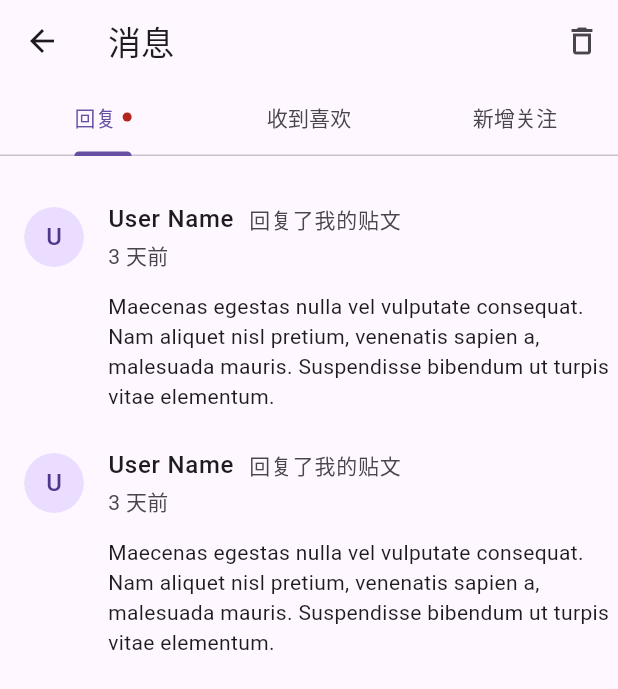
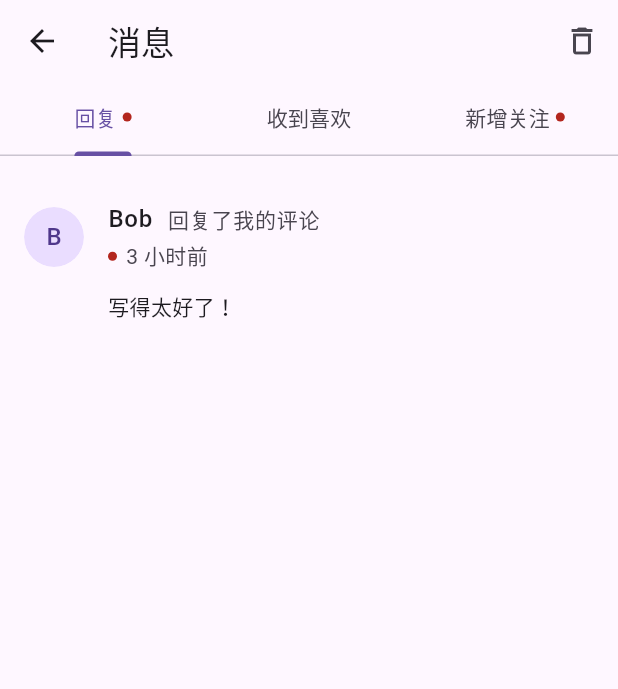
Before and after one commit to An-n-ya/TransPlatformFlutter, a Flutter app: the NotificationPage screen opened directly, on a phone screen of 412 x 824 dp. Shown: the top 689 px of the screen. Run offline on Flutter 3.47's test engine with Material 3 defaults, Android fonts, the light colour scheme and no system bars; our stand-ins replace flutter_secure_storage, image_picker; accounts and stored records are empty.

Commit message:
feat: add real data to notification page

```diff
--- /dev/null
+++ b/lib/domain/models/notification.dart
@@ -0,0 +1,38 @@
+import 'user.dart';
+
+/// Notification view object matching backend [NotificationVO].
+class AppNotification {
+  final int id;
+  final String type; // "reply", "like", "follow"
+  final String title;
+  final String? content;
+  final User fromUser;
+  final int? targetId;
+  final bool isRead;
+  final DateTime createdAt;
+
+  const AppNotification({
+    required this.id,
+    required this.type,
+    required this.title,
+    this.content,
+    required this.fromUser,
+    this.targetId,
+    this.isRead = false,
+    required this.createdAt,
+  });
+
+  factory AppNotification.fromJson(Map<String, dynamic> json) {
+    return AppNotification(
+      id: json['id'] as int,
+      type: json['type'] as String? ?? '',
+      title: json['title'] as String? ?? '',
+      content: json['content'] as String?,
+      fromUser: User.fromJson(json['fromUser'] as Map<String, dynamic>),
+      targetId: json['targetId'] as int?,
+      isRead: json['isRead'] as bool? ?? false,
+      createdAt: DateTime.tryParse(json['createdAt'] as String? ?? '') ??
+          DateTime.now(),
+    );
+  }
+}
--- a/lib/ui/notification/notification_page.dart
+++ b/lib/ui/notification/notification_page.dart
@@ -1,33 +1,12 @@
 import 'package:flutter/material.dart';
+import 'package:provider/provider.dart';
 
-import '../../domain/models/user.dart';
+import '../../data/repositories/notification/notification_repository.dart';
+import '../../domain/models/notification.dart';
+import '../../utils/result.dart';
 import '../../utils/time.dart';
 import '../posts/post_card.dart';
 import '../user/user_detail_page.dart';
-
-/// Types of notifications shown in the messages page.
-enum NotificationType { reply, like, follow }
-
-/// A notification item displayed in one of the tabs.
-class NotificationItem {
-  final int id;
-  final NotificationType type;
-  final User user;
-  final String actionText;
-  final String? content;
-  final DateTime createdAt;
-  final bool isFollowing;
-
-  const NotificationItem({
-    required this.id,
-    required this.type,
-    required this.user,
-    required this.actionText,
-    this.content,
-    required this.createdAt,
-    this.isFollowing = false,
-  });
-}
 
 /// Notifications page with tabs for replies, likes, and new followers.
 class NotificationPage extends StatelessWidget {
@@ -47,20 +26,18 @@ class NotificationPage extends StatelessWidget {
           actions: [
             IconButton(
               icon: const Icon(Icons.delete_outline),
-              onPressed: () {},
+              onPressed: () =>
+                  context.read<NotificationRepository>().markAllAsRead(),
             ),
           ],
           bottom: const _NotificationTabBar(),
         ),
-        body: const TabBarView(
-          children: [_ReplyList(), _LikeList(), _FollowList()],
-        ),
+        body: const _NotificationTabs(),
       ),
     );
   }
 }
 
-/// Custom tab bar with a badge dot on the replies tab.
 class _NotificationTabBar extends StatelessWidget
     implements PreferredSizeWidget {
   const _NotificationTabBar();
@@ -68,6 +45,27 @@ class _NotificationTabBar extends StatelessWidget
   @override
   Widget build(BuildContext context) {
     final cs = Theme.of(context).colorScheme;
+    return FutureBuilder<Result<List<AppNotification>>>(
+      future: context.read<NotificationRepository>().getNotifications(),
+      builder: (_, snapshot) {
+        final notifications = switch (snapshot.data) {
+          Ok<List<AppNotification>>(:final value) => value,
+          _ => <AppNotification>[],
+        };
+
+        final replyUnread = notifications
+            .where((n) =>
+                (n.type == 'comment' || n.type == 'reply') && !n.isRead)
+            .length;
+        final likeUnread = notifications
+            .where((n) =>
+                (n.type == 'post_like' || n.type == 'collection') &&
+                !n.isRead)
+            .length;
+        final followUnread = notifications
+            .where((n) => n.type == 'follow' && !n.isRead)
+            .length;
+
         return TabBar(
           labelColor: cs.primary,
           unselectedLabelColor: cs.onSurfaceVariant,
@@ -79,21 +77,40 @@ class _NotificationTabBar extends StatelessWidget
                 mainAxisSize: MainAxisSize.min,
                 children: [
                   const Text('回复'),
+                  if (replyUnread > 0) ...[
                     const SizedBox(width: 4),
-              Container(
-                width: 6,
-                height: 6,
-                decoration: BoxDecoration(
-                  color: cs.error,
-                  shape: BoxShape.circle,
+                    const _UnreadDot(),
+                  ],
+                ],
+              ),
+            ),
+            Tab(
+              child: Row(
+                mainAxisSize: MainAxisSize.min,
+                children: [
+                  const Text('收到喜欢'),
+                  if (likeUnread > 0) ...[
+                    const SizedBox(width: 4),
+                    const _UnreadDot(),
+                  ],
+                ],
+              ),
+            ),
+            Tab(
+              child: Row(
+                mainAxisSize: MainAxisSize.min,
+                children: [
+                  const Text('新增关注'),
+                  if (followUnread > 0) ...[
+                    const SizedBox(width: 4),
+                    const _UnreadDot(),
+                  ],
+                ],
               ),
             ),
           ],
-          ),
-        ),
-        const Tab(text: '收到喜欢'),
-        const Tab(text: '新增关注'),
-      ],
+        );
+      },
     );
   }
 
@@ -101,48 +118,96 @@ class _NotificationTabBar extends StatelessWidget
   Size get preferredSize => const Size.fromHeight(48);
 }
 
-class _ReplyList extends StatelessWidget {
-  const _ReplyList();
+/// Shared tab body that loads notifications and filters by type.
+class _NotificationTabs extends StatefulWidget {
+  const _NotificationTabs();
+
+  @override
+  State<_NotificationTabs> createState() => _NotificationTabsState();
+}
+
+class _NotificationTabsState extends State<_NotificationTabs> {
+  late Future<Result<List<AppNotification>>> _future;
+
+  @override
+  void initState() {
+    super.initState();
+    _future = context.read<NotificationRepository>().getNotifications();
+  }
 
   @override
   Widget build(BuildContext context) {
-    return ListView.builder(
-      padding: const EdgeInsets.symmetric(vertical: 12),
-      itemCount: _mockReplies.length,
-      itemBuilder: (_, i) => _NotificationTile(item: _mockReplies[i]),
+    return FutureBuilder<Result<List<AppNotification>>>(
+      future: _future,
+      builder: (_, snapshot) {
+        if (!snapshot.hasData) {
+          return const Center(child: CircularProgressIndicator());
+        }
+        return switch (snapshot.data!) {
+          Ok<List<AppNotification>>(:final value) => TabBarView(
+            children: [
+              _NotificationList(
+                notifications: value
+                    .where((n) => n.type == 'comment' || n.type == 'reply')
+                    .toList(),
+              ),
+              _NotificationList(
+                notifications: value
+                    .where(
+                      (n) => n.type == 'post_like' || n.type == 'collection',
+                    )
+                    .toList(),
+              ),
+              _NotificationList(
+                notifications: value.where((n) => n.type == 'follow').toList(),
+              ),
+            ],
+          ),
+          Error<List<AppNotification>>() => Center(
+            child: Column(
+              mainAxisSize: MainAxisSize.min,
+              children: [
+                const Icon(Icons.error_outline, size: 48, color: Colors.red),
+                const SizedBox(height: 16),
+                Text('加载失败', style: Theme.of(context).textTheme.titleMedium),
+                const SizedBox(height: 16),
+                FilledButton.tonal(
+                  onPressed: () => setState(() {
+                    _future = context
+                        .read<NotificationRepository>()
+                        .getNotifications();
+                  }),
+                  child: const Text('重试'),
+                ),
+              ],
+            ),
+          ),
+        };
+      },
     );
   }
 }
 
-class _LikeList extends StatelessWidget {
-  const _LikeList();
+class _NotificationList extends StatelessWidget {
+  final List<AppNotification> notifications;
+
+  const _NotificationList({required this.notifications});
 
   @override
   Widget build(BuildContext context) {
+    if (notifications.isEmpty) {
+      return const Center(child: Text('暂无消息'));
+    }
     return ListView.builder(
       padding: const EdgeInsets.symmetric(vertical: 12),
-      itemCount: _mockLikes.length,
-      itemBuilder: (_, i) => _NotificationTile(item: _mockLikes[i]),
+      itemCount: notifications.length,
+      itemBuilder: (_, i) => _NotificationTile(item: notifications[i]),
     );
   }
 }
 
-class _FollowList extends StatelessWidget {
-  const _FollowList();
-
-  @override
-  Widget build(BuildContext context) {
-    return ListView.builder(
-      padding: const EdgeInsets.symmetric(vertical: 12),
-      itemCount: _mockFollows.length,
-      itemBuilder: (_, i) => _NotificationTile(item: _mockFollows[i]),
-    );
-  }
-}
-
-/// Single notification row reusing [PostHeader].
 class _NotificationTile extends StatelessWidget {
-  final NotificationItem item;
+  final AppNotification item;
 
   const _NotificationTile({required this.item});
 
@@ -153,24 +218,25 @@ class _NotificationTile extends StatelessWidget {
     return Padding(
       padding: const EdgeInsets.symmetric(horizontal: 0, vertical: 6),
       child: Column(
+        crossAxisAlignment: CrossAxisAlignment.start,
         children: [
           PostHeader(
-            user: item.user,
+            user: item.fromUser,
             onAvatarTap: () => Navigator.of(context).push(
               MaterialPageRoute(
-                builder: (_) => UserDetailPage(user: item.user),
+                builder: (_) => UserDetailPage(user: item.fromUser),
               ),
             ),
             title: Row(
               children: [
                 Text(
-                  item.user.nickname,
+                  item.fromUser.nickname,
                   style: const TextStyle(fontWeight: FontWeight.w500),
                 ),
                 const SizedBox(width: 10),
                 Expanded(
                   child: Text(
-                    item.actionText,
+                    _actionText(item.type),
                     style: TextStyle(fontSize: 14, color: cs.onSurfaceVariant),
                   ),
                 ),
@@ -180,15 +246,23 @@ class _NotificationTile extends StatelessWidget {
               crossAxisAlignment: CrossAxisAlignment.start,
               children: [
                 const SizedBox(height: 2),
+                Row(
+                  children: [
+                    if (!item.isRead) ...[
+                      const Padding(
+                        padding: EdgeInsets.only(right: 6),
+                        child: _UnreadDot(),
+                      ),
+                    ],
                     Text(
                       formatRelativeTime(item.createdAt),
                       style: TextStyle(fontSize: 14, color: cs.onSurfaceVariant),
                     ),
                   ],
                 ),
-            trailing: item.type == NotificationType.follow
-                ? _FollowButton(isFollowing: item.isFollowing)
-                : null,
+              ],
+            ),
+            trailing: item.type == 'follow' ? _FollowButton() : null,
           ),
           if (item.content != null) ...[
             Padding(
@@ -203,90 +277,48 @@ class _NotificationTile extends StatelessWidget {
       ),
     );
   }
+
+  String _actionText(String type) {
+    return switch (type) {
+      'reply' => '回复了我的评论',
+      'comment' => '评论了我的贴文',
+      'post_like' => '喜欢了我的贴文',
+      'collection' => '收藏了我的贴文',
+      'follow' => '关注了我',
+      _ => type,
+    };
+  }
 }
 
-/// Follow / unfollow button used in the new followers tab.
-class _FollowButton extends StatelessWidget {
-  final bool isFollowing;
-
-  const _FollowButton({required this.isFollowing});
+/// A small red dot indicating unread status.
+class _UnreadDot extends StatelessWidget {
+  const _UnreadDot();
 
   @override
   Widget build(BuildContext context) {
-    return isFollowing
-        ? FilledButton.tonal(
+    return Container(
+      width: 6,
+      height: 6,
+      decoration: BoxDecoration(
+        color: Theme.of(context).colorScheme.error,
+        shape: BoxShape.circle,
+      ),
+    );
+  }
+}
+
+class _FollowButton extends StatelessWidget {
+  const _FollowButton();
+
+  @override
+  Widget build(BuildContext context) {
+    return FilledButton(
       onPressed: () {},
       style: FilledButton.styleFrom(
         padding: const EdgeInsets.symmetric(horizontal: 12, vertical: 6),
-              shape: RoundedRectangleBorder(
-                borderRadius: BorderRadius.circular(100),
-              ),
-            ),
-            child: const Text('取关'),
-          )
-        : FilledButton(
-            onPressed: () {},
-            style: FilledButton.styleFrom(
-              padding: const EdgeInsets.symmetric(horizontal: 12, vertical: 6),
-              shape: RoundedRectangleBorder(
-                borderRadius: BorderRadius.circular(100),
-              ),
+        shape: RoundedRectangleBorder(borderRadius: BorderRadius.circular(100)),
       ),
       child: const Text('回关'),
     );
   }
 }
-
-final _mockUser = const User(id: 1, username: 'user', nickname: 'User Name');
-
-final _mockReplies = [
-  NotificationItem(
-    id: 1,
-    type: NotificationType.reply,
-    user: _mockUser,
-    actionText: '回复了我的贴文',
-    content:
-        'Maecenas egestas nulla vel vulputate consequat. Nam aliquet nisl pretium, venenatis sapien a, malesuada mauris. Suspendisse bibendum ut turpis vitae elementum.',
-    createdAt: DateTime.now().subtract(const Duration(days: 3)),
-  ),
-  NotificationItem(
-    id: 2,
-    type: NotificationType.reply,
-    user: _mockUser,
-    actionText: '回复了我的贴文',
-    content:
-        'Maecenas egestas nulla vel vulputate consequat. Nam aliquet nisl pretium, venenatis sapien a, malesuada mauris. Suspendisse bibendum ut turpis vitae elementum.',
-    createdAt: DateTime.now().subtract(const Duration(days: 3)),
-  ),
-];
-
-final _mockLikes = [
-  NotificationItem(
-    id: 3,
-    type: NotificationType.like,
-    user: _mockUser,
-    actionText: '喜欢了我的贴文',
-    content:
-        'Maecenas egestas nulla vel vulputate consequat. Nam aliquet nisl pretium, venenatis sapien a, malesuada mauris.',
-    createdAt: DateTime.now().subtract(const Duration(days: 2)),
-  ),
-];
-
-final _mockFollows = [
-  NotificationItem(
-    id: 4,
-    type: NotificationType.follow,
-    user: _mockUser,
-    actionText: '关注了我',
-    createdAt: DateTime.now().subtract(const Duration(days: 3)),
-    isFollowing: true,
-  ),
-  NotificationItem(
-    id: 5,
-    type: NotificationType.follow,
-    user: _mockUser,
-    actionText: '关注了我',
-    createdAt: DateTime.now().subtract(const Duration(days: 3)),
-    isFollowing: false,
-  ),
-];
```
Also changed, not shown: lib/config/dependencies.dart (+9 -17 lines), lib/data/repositories/notification/notification_repository.dart (added, +18 -0 lines), lib/data/repositories/notification/notification_repository_local.dart (added, +57 -0 lines), lib/data/repositories/notification/notification_repository_remote.dart (added, +50 -0 lines), lib/ui/home/home_page.dart (+27 -5 lines). Lines whose indentation alone changed are shown as unchanged.
